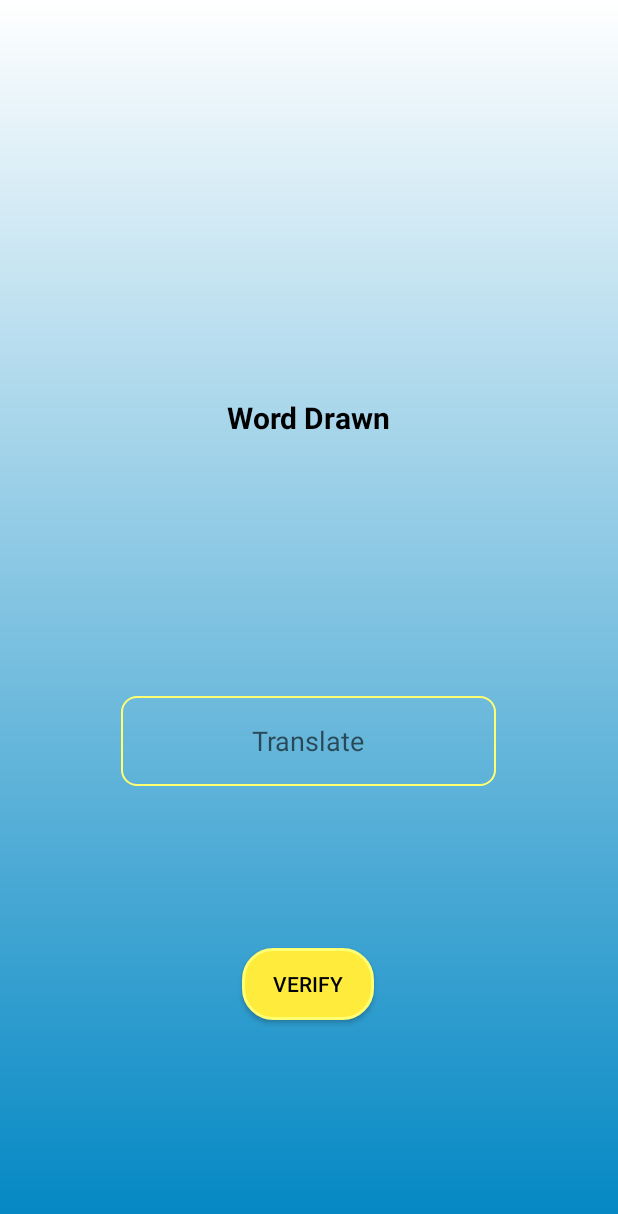
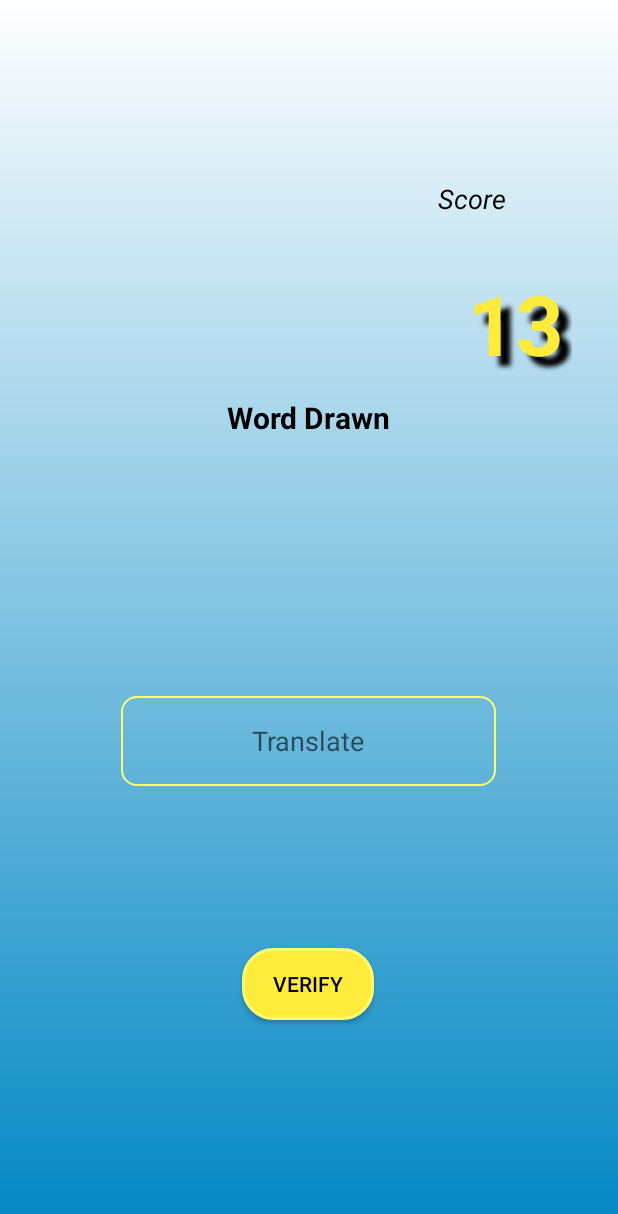
Before and after one commit to Julio1901/Rabbit_vocabulary, an Android app: the screen it shows after launch (MainActivity), on a phone screen of 412 x 824 dp. Shown: the top 1214 px of the screen. Run offline under Robolectric (Android 15) with nearby library versions, the phone set to English and light mode, and no system bars.

Commit message:
Screen Game translate words finished

```diff
--- a/app/src/main/res/layout/fragment_translate_the_word_game.xml
+++ b/app/src/main/res/layout/fragment_translate_the_word_game.xml
@@ -9,6 +9,24 @@
 
 
     <TextView
+        android:id="@+id/textView3"
+        style="@style/translate_word_game_score_title"
+        android:layout_marginStart="292dp"
+        android:layout_marginBottom="120dp"
+        android:text="@string/score"
+        app:layout_constraintBottom_toTopOf="@+id/textView2"
+        app:layout_constraintStart_toStartOf="parent" />
+
+
+    <TextView
+        style="@style/translate_word_game_score"
+        android:layout_marginBottom="12dp"
+        android:text="@string/thirteen"
+        app:layout_constraintBottom_toTopOf="@+id/textView2"
+        app:layout_constraintStart_toEndOf="@+id/textView3" />
+
+    <TextView
+        android:id="@+id/textView2"
         style="@style/word_drawn_translate_game"
         android:layout_marginBottom="172dp"
         android:text="@string/word_drawn"
--- a/app/src/main/res/values/strings.xml
+++ b/app/src/main/res/values/strings.xml
@@ -32,5 +32,6 @@
     <string name="verify">Verify</string>
     <string name="translate">Translate</string>
     <string name="word_drawn">Word Drawn</string>
-
+    <string name="score">Score</string>
+    <string name="thirteen">13</string>
 </resources>
--- a/app/src/main/res/values/style.xml
+++ b/app/src/main/res/values/style.xml
@@ -6,7 +6,7 @@
         <item name="android:layout_height">wrap_content</item>
         <item name="android:textColor">@color/primary_text_color</item>
         <item name="android:textColorHint">@color/primary_hint_color</item>
-        <item name="android:textSize">16dp</item>
+        <item name="android:textSize">16sp</item>
         <item name="android:textStyle">bold</item>
         <item name="android:layout_marginLeft">32dp</item>
         <item name="android:layout_marginRight">32dp</item>
@@ -22,7 +22,7 @@
         <item name="android:layout_height">42dp</item>
         <item name="android:textColor">@color/primary_text_color</item>
         <item name="android:textColorHint">@color/primary_hint_color</item>
-        <item name="android:textSize">16dp</item>
+        <item name="android:textSize">16sp</item>
         <item name="android:textStyle">bold</item>
         <item name="android:layout_marginLeft">32dp</item>
         <item name="android:layout_marginRight">32dp</item>
@@ -37,14 +37,14 @@
         <item name="android:layout_width">wrap_content</item>
         <item name="android:layout_height">wrap_content</item>
         <item name="android:textColor">@color/primary_text_color</item>
-        <item name="android:textSize">15dp</item>
+        <item name="android:textSize">15sp</item>
         <item name="android:textStyle">bold</item>
     </style>
 
     <style name="screen_titles_add_words">
         <item name="android:layout_width">wrap_content</item>
         <item name="android:layout_height">wrap_content</item>
-        <item name="android:textSize">20dp</item>
+        <item name="android:textSize">20sp</item>
         <item name="android:textStyle">italic</item>
     </style>
 
@@ -57,7 +57,7 @@
     </style>
 
     <style name="title_display_all_words">
-        <item name="android:textSize">16dp</item>
+        <item name="android:textSize">16sp</item>
         <item name="android:textStyle">italic</item>
         <item name="android:textColor">@color/secondary_text_color</item>
         <item name="android:layout_width">wrap_content</item>
@@ -65,12 +65,36 @@
     </style>
 
     <style name="word_drawn_translate_game">
-        <item name="android:textSize">20dp</item>
+        <item name="android:textSize">20sp</item>
         <item name="android:textStyle">bold</item>
         <item name="android:textColor">@color/primary_text_color</item>
         <item name="android:layout_width">wrap_content</item>
         <item name="android:layout_height">wrap_content</item>
     </style>
 
+    <style name="translate_word_game_score_title">
+        <item name="android:layout_width">wrap_content</item>
+        <item name="android:layout_height">wrap_content</item>
+        <item name="android:textSize">18sp</item>
+        <item name="android:textColor">@color/primary_text_color</item>
+        <item name="android:textStyle">italic</item>
+    </style>
+
+    <style name="translate_word_game_score">
+        <item name="android:textSize">55sp</item>
+        <item name="android:layout_width">wrap_content</item>
+        <item name="android:layout_height">wrap_content</item>
+        <item name="android:layout_marginStart">-25dp</item>
+        <item name="android:textColor">@color/secondary_principal</item>
+        <item name="android:textStyle">bold</item>
+        <item name="android:paddingEnd">5dp</item>
+        <item name="android:shadowColor">@color/black</item>
+        <item name="android:shadowDx">10</item>
+        <item name="android:shadowDy">10</item>
+        <item name="android:shadowRadius">4</item>
+    </style>
+
+
+
 
 </resources>
```
